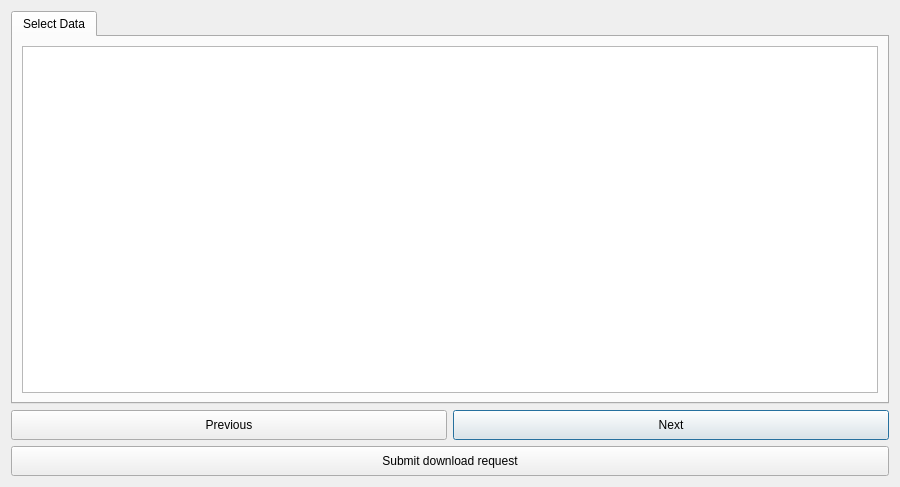
First picture: the form in LDMP/gui/DlgDownload.ui, repository ConservationInternational/trends.earth, before the edit.
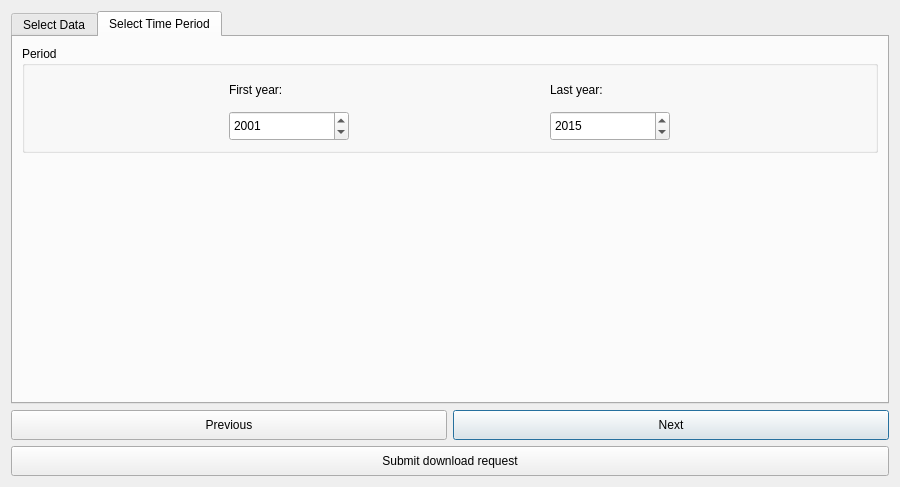
Second picture: the form after the edit. The open tabs and pages were chosen to show the change.

```diff
--- a/LDMP/gui/DlgDownload.ui
+++ b/LDMP/gui/DlgDownload.ui
@@ -72,6 +72,175 @@
        </item>
       </layout>
      </widget>
+     <widget class="QWidget" name="SelectTime">
+      <attribute name="title">
+       <string>Select Time Period</string>
+      </attribute>
+      <layout class="QVBoxLayout" name="verticalLayout_3">
+       <item>
+        <widget class="QGroupBox" name="groupBox_esa_period">
+         <property name="sizePolicy">
+          <sizepolicy hsizetype="Preferred" vsizetype="Fixed">
+           <horstretch>0</horstretch>
+           <verstretch>0</verstretch>
+          </sizepolicy>
+         </property>
+         <property name="title">
+          <string>Period</string>
+         </property>
+         <layout class="QGridLayout" name="gridLayout_8">
+          <item row="1" column="1">
+           <widget class="QDateEdit" name="last_year">
+            <property name="sizePolicy">
+             <sizepolicy hsizetype="Minimum" vsizetype="Expanding">
+              <horstretch>0</horstretch>
+              <verstretch>0</verstretch>
+             </sizepolicy>
+            </property>
+            <property name="minimumSize">
+             <size>
+              <width>0</width>
+              <height>30</height>
+             </size>
+            </property>
+            <property name="maximumSize">
+             <size>
+              <width>120</width>
+              <height>35</height>
+             </size>
+            </property>
+            <property name="date">
+             <date>
+              <year>2015</year>
+              <month>1</month>
+              <day>1</day>
+             </date>
+            </property>
+            <property name="minimumDateTime">
+             <datetime>
+              <hour>0</hour>
+              <minute>0</minute>
+              <second>0</second>
+              <year>1992</year>
+              <month>1</month>
+              <day>1</day>
+             </datetime>
+            </property>
+            <property name="maximumDate">
+             <date>
+              <year>2030</year>
+              <month>12</month>
+              <day>31</day>
+             </date>
+            </property>
+            <property name="minimumDate">
+             <date>
+              <year>1992</year>
+              <month>1</month>
+              <day>1</day>
+             </date>
+            </property>
+            <property name="displayFormat">
+             <string notr="true">yyyy</string>
+            </property>
+           </widget>
+          </item>
+          <item row="1" column="0">
+           <widget class="QDateEdit" name="first_year">
+            <property name="sizePolicy">
+             <sizepolicy hsizetype="Minimum" vsizetype="Minimum">
+              <horstretch>0</horstretch>
+              <verstretch>0</verstretch>
+             </sizepolicy>
+            </property>
+            <property name="minimumSize">
+             <size>
+              <width>0</width>
+              <height>30</height>
+             </size>
+            </property>
+            <property name="maximumSize">
+             <size>
+              <width>120</width>
+              <height>35</height>
+             </size>
+            </property>
+            <property name="date">
+             <date>
+              <year>2001</year>
+              <month>1</month>
+              <day>1</day>
+             </date>
+            </property>
+            <property name="maximumDate">
+             <date>
+              <year>2015</year>
+              <month>12</month>
+              <day>31</day>
+             </date>
+            </property>
+            <property name="minimumDate">
+             <date>
+              <year>1992</year>
+              <month>1</month>
+              <day>1</day>
+             </date>
+            </property>
+            <property name="displayFormat">
+             <string notr="true">yyyy</string>
+            </property>
+           </widget>
+          </item>
+          <item row="0" column="1">
+           <widget class="QLabel" name="label_3">
+            <property name="minimumSize">
+             <size>
+              <width>0</width>
+              <height>30</height>
+             </size>
+            </property>
+            <property name="text">
+             <string>Last year:</string>
+            </property>
+           </widget>
+          </item>
+          <item row="0" column="0">
+           <widget class="QLabel" name="label_10">
+            <property name="minimumSize">
+             <size>
+              <width>0</width>
+              <height>30</height>
+             </size>
+            </property>
+            <property name="font">
+             <font>
+              <weight>50</weight>
+              <bold>false</bold>
+             </font>
+            </property>
+            <property name="text">
+             <string>First year:</string>
+            </property>
+           </widget>
+          </item>
+         </layout>
+        </widget>
+       </item>
+       <item>
+        <spacer name="verticalSpacer_2">
+         <property name="orientation">
+          <enum>Qt::Vertical</enum>
+         </property>
+         <property name="sizeHint" stdset="0">
+          <size>
+           <width>20</width>
+           <height>40</height>
+          </size>
+         </property>
+        </spacer>
+       </item>
+      </layout>
+     </widget>
     </widget>
    </item>
    <item>
```
